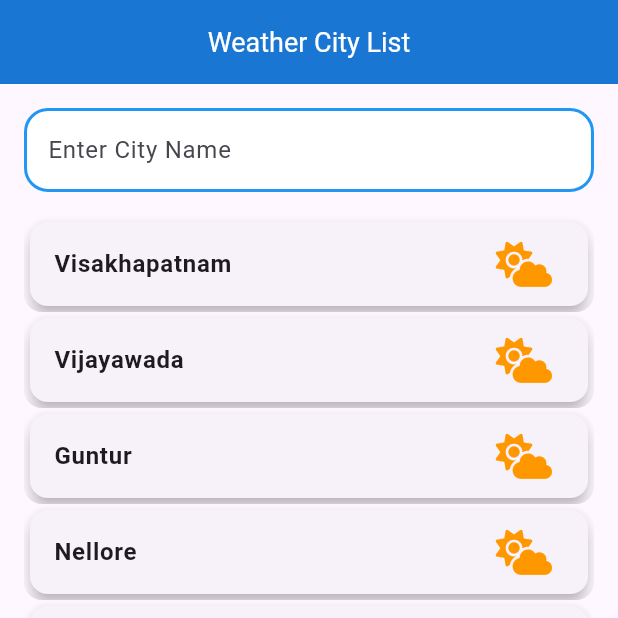
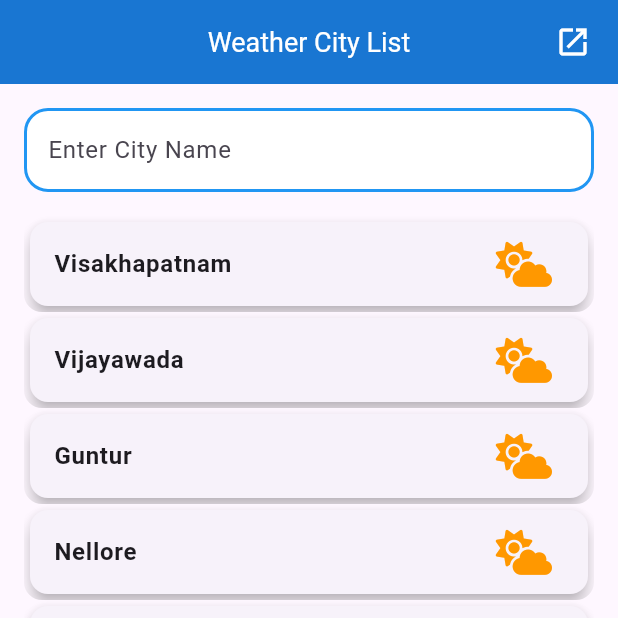
Before and after one commit to PsdeveloperFlutter/Project, a Flutter app: the WeatherCityList screen opened directly, on a phone screen of 412 x 824 dp, the top half of it. Run offline on Flutter 3.47's test engine with Material 3 defaults, Android fonts, the light colour scheme and no system bars; our stand-ins replace firebase_auth, firebase_core, font_awesome_flutter, get, shared_preferences, sqflite and 1 more; missing offline and left inert: arcore_flutter_plugin, deepar_flutter, flutter_inappwebview; accounts and stored records are empty; network calls fail; Roboto replaces fonts that are missing (Itim).

Commit message:
This is my Flutter Project

```diff
--- a/lib/Weather_App/Screen_S/Weather_city_list.dart
+++ b/lib/Weather_App/Screen_S/Weather_city_list.dart
@@ -1,3 +1,4 @@
+import 'package:shared_preferences/shared_preferences.dart';
 import 'package:flutter/cupertino.dart';
 import 'package:flutter/material.dart';
 import 'package:font_awesome_flutter/font_awesome_flutter.dart';
@@ -17,7 +18,20 @@ class WeatherCityList extends StatefulWidget {
 }
 
 class _WeatherCityListState extends State<WeatherCityList> {
-  final List<String> cityList = [
+  List<String> cityList = [];
+  final TextEditingController _cityController = TextEditingController();
+
+  @override
+  void initState() {
+    super.initState();
+    _loadCityList();
+  }
+
+  _loadCityList() async {
+    SharedPreferences prefs = await SharedPreferences.getInstance();
+    setState(() {
+      cityList = prefs.getStringList('cityList') ?? [
+        // Add your default city list here (as in your original code)
         // Andhra Pradesh
         'Visakhapatnam',
         'Vijayawada',
@@ -181,15 +195,97 @@ class _WeatherCityListState extends State<WeatherCityList> {
         'Port Blair',
         'Daman',
         'Silvassa',
+        'Diu',
+
          ];
-  final TextEditingController _cityController = TextEditingController();
+    });
+  }
+
+  _saveCityList() async {
+    SharedPreferences prefs = await SharedPreferences.getInstance();
+    prefs.setStringList('cityList', cityList);
+  }
+
+  void _showBottomSheet(BuildContext context) {
+    showModalBottomSheet(
+      context: context,
+      shape: RoundedRectangleBorder(
+        borderRadius: BorderRadius.vertical(top: Radius.circular(20)),
+      ),
+      builder: (context) {
+        return Padding(
+          padding: const EdgeInsets.all(16.0),
+          child: ListView(
+            children: [
+              Text(
+                'Enter Details',
+                style: TextStyle(fontSize: 20, fontWeight: FontWeight.bold),
+              ),
+              SizedBox(height: 10),
+              _buildTextField('Current'),
+              _buildTextField('Forecast'),
+              _buildTextField('Search/Autocomplete'),
+              _buildTextField('History'),
+              _buildTextField('Alerts'),
+              _buildTextField('Future'),
+              _buildTextField('Marine'),
+              _buildTextField('Astronomy'),
+              _buildTextField('Time Zone'),
+              _buildTextField('Sports'),
+              SizedBox(height: 20),
+              Align(
+                alignment: Alignment.center,
+                child: ElevatedButton(
+                  onPressed: () {
+                    // Handle Save button press
+                    Navigator.pop(context);
+                  },
+                  child: Text('Save'),
+                ),
+              ),
+            ],
+          ),
+        );
+      },
+    );
+  }
+
+  Widget _buildTextField(String label) {
+    return Padding(
+      padding: const EdgeInsets.symmetric(vertical: 8.0),
+      child: TextField(
+        decoration: InputDecoration(
+          labelText: label,
+          border: OutlineInputBorder(
+            borderRadius: BorderRadius.circular(8.0),
+          ),
+        ),
+      ),
+    );
+  }
 
   @override
   Widget build(BuildContext context) {
     return Scaffold(
       appBar: AppBar(
+        actions: [
+          Padding(
+            padding: const EdgeInsets.only(right: 18.0),
+            child: InkWell(
+              onTap: () => _showBottomSheet(context),
+              child: Icon(Icons.open_in_new, color: Colors.white),
+            ),
+          ),
+        ],
         centerTitle: true,
-        title: Text('Weather City List',style: TextStyle(fontSize: 18,fontFamily: 'Itim',color: Colors.white),),
+        title: Text(
+          'Weather City List',
+          style: TextStyle(
+            fontSize: 18,
+            fontFamily: 'Itim',
+            color: Colors.white,
+          ),
+        ),
         backgroundColor: Colors.blue.shade700,
       ),
       body: Padding(
@@ -199,7 +295,7 @@ class _WeatherCityListState extends State<WeatherCityList> {
             TextField(
               controller: _cityController,
               decoration: InputDecoration(
-                hintStyle: TextStyle(fontFamily: 'Itim',fontSize: 15),
+                hintStyle: TextStyle(fontFamily: 'Itim', fontSize: 15),
                 hintText: "Enter City Name",
                 filled: true,
                 fillColor: Colors.white,
@@ -225,13 +321,25 @@ class _WeatherCityListState extends State<WeatherCityList> {
                       elevation: 5,
                       child: ListTile(
                         trailing: const FaIcon(
-                          FontAwesomeIcons.cloudSun, // Weather icon
+                          FontAwesomeIcons.cloudSun,
                           size: 30,
                           color: Colors.orange,
                         ),
-                        title: Text(cityList[index],style: TextStyle(fontWeight: FontWeight.bold,fontFamily: 'Itim'),),
+                        title: Text(
+                          cityList[index],
+                          style: TextStyle(
+                            fontWeight: FontWeight.bold,
+                            fontFamily: 'Itim',
+                          ),
+                        ),
                         onTap: () {
-                          Navigator.push(context, MaterialPageRoute(builder: (context)=> CurrentScreen(city:cityList[index],)));
+                          Navigator.push(
+                            context,
+                            MaterialPageRoute(
+                              builder: (context) =>
+                                  CurrentScreen(city: cityList[index]),
+                            ),
+                          );
                         },
                       ),
                     ),
@@ -249,11 +357,12 @@ class _WeatherCityListState extends State<WeatherCityList> {
             if (_cityController.text.isNotEmpty) {
               cityList.add(_cityController.text);
               _cityController.clear();
+              _saveCityList();
             }
           });
         },
         child: const FaIcon(
-          FontAwesomeIcons.plus, // Add icon
+          FontAwesomeIcons.plus,
           size: 30,
           color: Colors.white,
         ),
--- /dev/null
+++ b/lib/Weather_App/Weather_API/Forecast_api.dart
@@ -0,0 +1,297 @@
+import 'dart:convert';
+
+// To parse this JSON data, use:
+// final forecast = forecastFromJson(jsonString);
+
+Forecast forecastFromJson(String str) => Forecast.fromJson(json.decode(str));
+
+String forecastToJson(Forecast data) => json.encode(data.toJson());
+
+class Forecast {
+  final Location location;
+  final Current current;
+  final ForecastClass forecast;
+  final Alerts? alerts;
+
+  Forecast({
+    required this.location,
+    required this.current,
+    required this.forecast,
+    this.alerts,
+  });
+
+  factory Forecast.fromJson(Map<String, dynamic> json) => Forecast(
+    location: Location.fromJson(json["location"]),
+    current: Current.fromJson(json["current"]),
+    forecast: ForecastClass.fromJson(json["forecast"]),
+    alerts: json["alerts"] != null ? Alerts.fromJson(json["alerts"]) : null,
+  );
+
+  Map<String, dynamic> toJson() => {
+    "location": location.toJson(),
+    "current": current.toJson(),
+    "forecast": forecast.toJson(),
+    "alerts": alerts?.toJson(),
+  };
+}
+
+class Alerts {
+  final List<Alert> alert;
+
+  Alerts({required this.alert});
+
+  factory Alerts.fromJson(Map<String, dynamic> json) => Alerts(
+    alert: List<Alert>.from(json["alert"].map((x) => Alert.fromJson(x))),
+  );
+
+  Map<String, dynamic> toJson() => {
+    "alert": List<dynamic>.from(alert.map((x) => x.toJson())),
+  };
+}
+
+class Alert {
+  final String headline;
+  final String msgtype;
+  final String severity;
+  final String urgency;
+  final String areas;
+  final String category;
+  final String certainty;
+  final String event;
+  final String note;
+  final DateTime effective;
+  final DateTime expires;
+  final String desc;
+  final String instruction;
+
+  Alert({
+    required this.headline,
+    required this.msgtype,
+    required this.severity,
+    required this.urgency,
+    required this.areas,
+    required this.category,
+    required this.certainty,
+    required this.event,
+    required this.note,
+    required this.effective,
+    required this.expires,
+    required this.desc,
+    required this.instruction,
+  });
+
+  factory Alert.fromJson(Map<String, dynamic> json) => Alert(
+    headline: json["headline"],
+    msgtype: json["msgtype"],
+    severity: json["severity"],
+    urgency: json["urgency"],
+    areas: json["areas"],
+    category: json["category"],
+    certainty: json["certainty"],
+    event: json["event"],
+    note: json["note"],
+    effective: DateTime.parse(json["effective"]),
+    expires: DateTime.parse(json["expires"]),
+    desc: json["desc"],
+    instruction: json["instruction"],
+  );
+
+  Map<String, dynamic> toJson() => {
+    "headline": headline,
+    "msgtype": msgtype,
+    "severity": severity,
+    "urgency": urgency,
+    "areas": areas,
+    "category": category,
+    "certainty": certainty,
+    "event": event,
+    "note": note,
+    "effective": effective.toIso8601String(),
+    "expires": expires.toIso8601String(),
+    "desc": desc,
+    "instruction": instruction,
+  };
+}
+
+class Current {
+  final double tempC;
+  final double tempF;
+  final int isDay;
+  final Condition condition;
+  final double windMph;
+  final double windKph;
+  final int windDegree;
+  final String windDir;
+  final double pressureMb;
+  final double pressureIn;
+  final double precipMm;
+  final double precipIn;
+  final int humidity;
+  final int cloud;
+  final double feelslikeC;
+  final double feelslikeF;
+  final double uv;
+
+  Current({
+    required this.tempC,
+    required this.tempF,
+    required this.isDay,
+    required this.condition,
+    required this.windMph,
+    required this.windKph,
+    required this.windDegree,
+    required this.windDir,
+    required this.pressureMb,
+    required this.pressureIn,
+    required this.precipMm,
+    required this.precipIn,
+    required this.humidity,
+    required this.cloud,
+    required this.feelslikeC,
+    required this.feelslikeF,
+    required this.uv,
+  });
+
+  factory Current.fromJson(Map<String, dynamic> json) => Current(
+    tempC: json["temp_c"].toDouble(),
+    tempF: json["temp_f"].toDouble(),
+    isDay: json["is_day"],
+    condition: Condition.fromJson(json["condition"]),
+    windMph: json["wind_mph"].toDouble(),
+    windKph: json["wind_kph"].toDouble(),
+    windDegree: json["wind_degree"],
+    windDir: json["wind_dir"],
+    pressureMb: json["pressure_mb"].toDouble(),
+    pressureIn: json["pressure_in"].toDouble(),
+    precipMm: json["precip_mm"].toDouble(),
+    precipIn: json["precip_in"].toDouble(),
+    humidity: json["humidity"],
+    cloud: json["cloud"],
+    feelslikeC: json["feelslike_c"].toDouble(),
+    feelslikeF: json["feelslike_f"].toDouble(),
+    uv: json["uv"].toDouble(),
+  );
+
+  Map<String, dynamic> toJson() => {
+    "temp_c": tempC,
+    "temp_f": tempF,
+    "is_day": isDay,
+    "condition": condition.toJson(),
+    "wind_mph": windMph,
+    "wind_kph": windKph,
+    "wind_degree": windDegree,
+    "wind_dir": windDir,
+    "pressure_mb": pressureMb,
+    "pressure_in": pressureIn,
+    "precip_mm": precipMm,
+    "precip_in": precipIn,
+    "humidity": humidity,
+    "cloud": cloud,
+    "feelslike_c": feelslikeC,
+    "feelslike_f": feelslikeF,
+    "uv": uv,
+  };
+}
+
+class Condition {
+  final String text;
+  final String icon;
+  final int code;
+
+  Condition({
+    required this.text,
+    required this.icon,
+    required this.code,
+  });
+
+  factory Condition.fromJson(Map<String, dynamic> json) => Condition(
+    text: json["text"],
+    icon: json["icon"],
+    code: json["code"],
+  );
+
+  Map<String, dynamic> toJson() => {
+    "text": text,
+    "icon": icon,
+    "code": code,
+  };
+}
+
+class ForecastClass {
+  final List<Forecastday> forecastday;
+
+  ForecastClass({required this.forecastday});
+
+  factory ForecastClass.fromJson(Map<String, dynamic> json) => ForecastClass(
+    forecastday: List<Forecastday>.from(
+        json["forecastday"].map((x) => Forecastday.fromJson(x))),
+  );
+
+  Map<String, dynamic> toJson() => {
+    "forecastday": List<dynamic>.from(forecastday.map((x) => x.toJson())),
+  };
+}
+
+class Forecastday {
+  final DateTime date;
+  final Day day;
+
+  Forecastday({
+    required this.date,
+    required this.day,
+  });
+
+  factory Forecastday.fromJson(Map<String, dynamic> json) => Forecastday(
+    date: DateTime.parse(json["date"]),
+    day: Day.fromJson(json["day"]),
+  );
+
+  Map<String, dynamic> toJson() => {
+    "date": date.toIso8601String(),
+    "day": day.toJson(),
+  };
+}
+
+class Day {
+  final double maxtempC;
+  final double mintempC;
+  final Condition condition;
+
+  Day({
+    required this.maxtempC,
+    required this.mintempC,
+    required this.condition,
+  });
+
+  factory Day.fromJson(Map<String, dynamic> json) => Day(
+    maxtempC: json["maxtemp_c"].toDouble(),
+    mintempC: json["mintemp_c"].toDouble(),
+    condition: Condition.fromJson(json["condition"]),
+  );
+
+  Map<String, dynamic> toJson() => {
+    "maxtemp_c": maxtempC,
+    "mintemp_c": mintempC,
+    "condition": condition.toJson(),
+  };
+}
+
+class Location {
+  final String name;
+  final String country;
+
+  Location({
+    required this.name,
+    required this.country,
+  });
+
+  factory Location.fromJson(Map<String, dynamic> json) => Location(
+    name: json["name"],
+    country: json["country"],
+  );
+
+  Map<String, dynamic> toJson() => {
+    "name": name,
+    "country": country,
+  };
+}
--- a/pubspec.yaml
+++ b/pubspec.yaml
@@ -41,6 +41,7 @@ dependencies:
   sqflite: ^2.2.0+3
   syncfusion_flutter_datepicker: ^27.1.58
   path_provider: ^2.0.13
+  shared_preferences: ^2.3.3
   path: ^1.9.0
   arcore_flutter_plugin: ^0.1.0
   fluttertoast: ^8.2.8
```
Also changed, not shown: lib/Betechnolabs Work/First onborading screen.dart (added, +62 -0 lines), lib/Betechnolabs Work/Third onborading screen.dart (added, +62 -0 lines), lib/Betechnolabs Work/second onborading screen.dart (added, +62 -0 lines), lib/Weather_App/Screen_S/Forecast_screen.dart (added, +115 -0 lines), pubspec.lock, 1 other file. Lines whose indentation alone changed are shown as unchanged.
